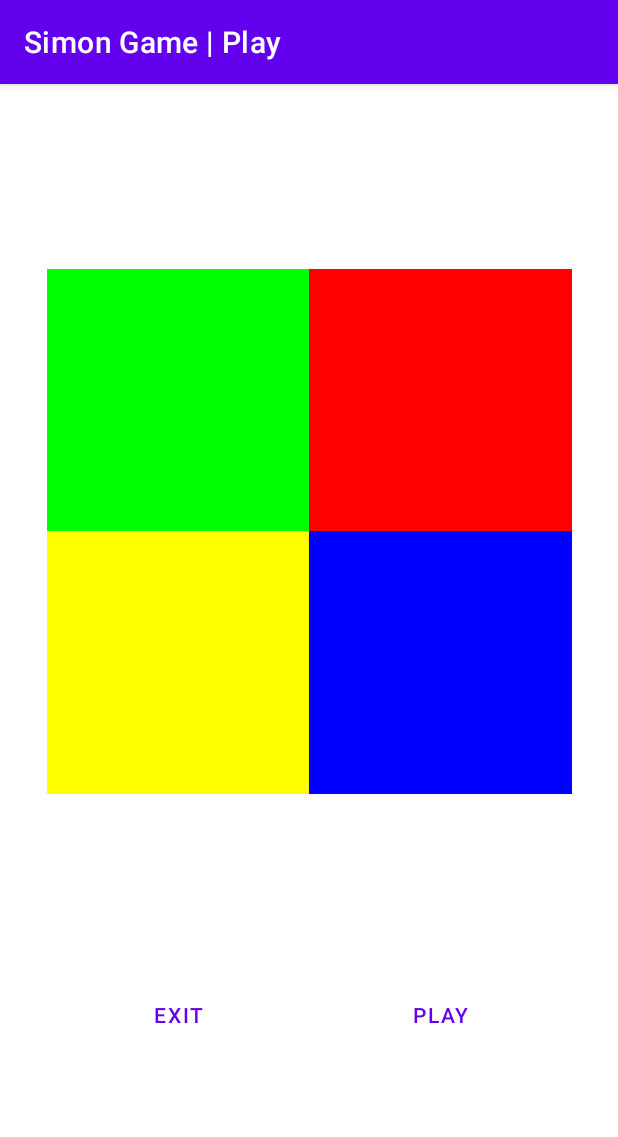
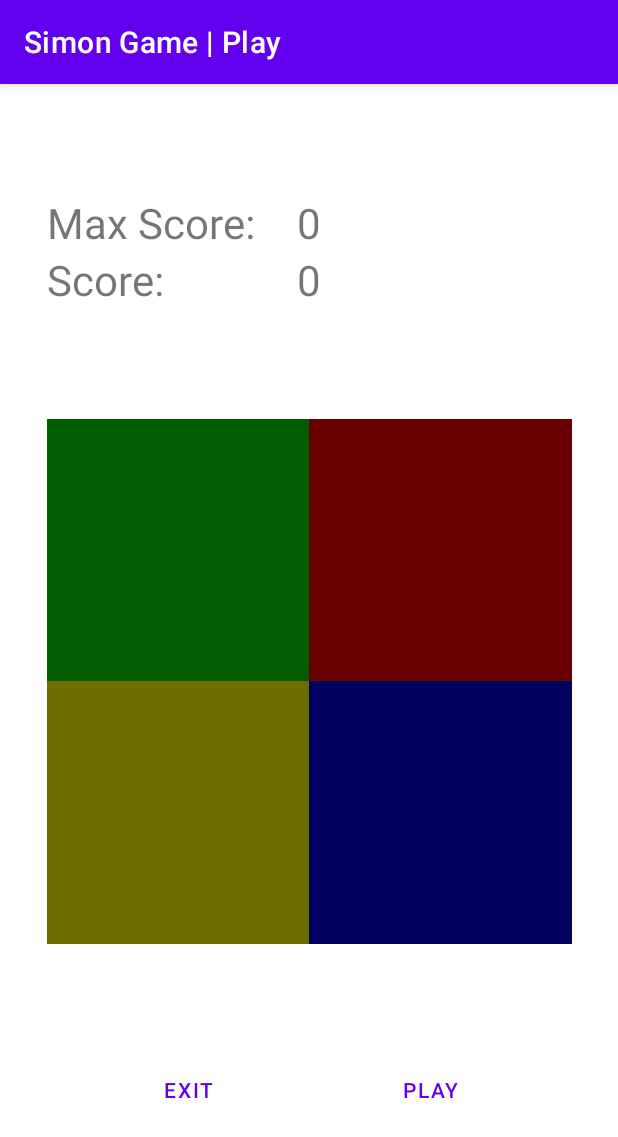
Before and after one commit to elmarchant/m08-uf2-proyecto_android, an Android app: the PlayFragment screen opened through its navigation route, on a phone screen of 412 x 824 dp. Shown: the top 1137 px of the screen. Run offline under Robolectric (Android 15) with nearby library versions, the phone set to English and light mode, and no system bars.

Commit message:
Colores y puntuación

```diff
--- a/app/src/main/java/com/local/marchant/app/ui/PlayFragment.java
+++ b/app/src/main/java/com/local/marchant/app/ui/PlayFragment.java
@@ -16,6 +16,7 @@ import android.view.View;
 import android.view.ViewGroup;
 import android.widget.Button;
 import android.widget.RelativeLayout;
+import android.widget.TextView;
 
 import com.local.marchant.app.R;
 import com.local.marchant.app.view.CanvasView;
@@ -44,6 +45,7 @@ public class PlayFragment extends Fragment {
     private CanvasView cview;
     private boolean clicking = false;
     private int index = 0;
+    private TextView maxScore, score;
 
     // Mediaplay audio de botones
     private MediaPlayer song_green;
@@ -95,6 +97,11 @@ public class PlayFragment extends Fragment {
         nav_exit = (Button) root.findViewById(R.id.nav_exit);
         start_game = (Button) root.findViewById(R.id.start_game);
         cview = (CanvasView) root.findViewById(R.id.canvas);
+        score = (TextView) root.findViewById(R.id.score);
+        maxScore = (TextView) root.findViewById(R.id.max_score);
+
+        score.setText("0");
+        maxScore.setText("0");
 
         nav_exit.setOnClickListener(new View.OnClickListener() {
             @Override
@@ -103,10 +110,10 @@ public class PlayFragment extends Fragment {
             }
         });
 
-        song_green = MediaPlayer.create(getContext(), R.raw.b3);
+        /*song_green = MediaPlayer.create(getContext(), R.raw.b3);
         song_blue = MediaPlayer.create(getContext(), R.raw.e2);
         song_yellow = MediaPlayer.create(getContext(), R.raw.d3);
-        song_red = MediaPlayer.create(getContext(), R.raw.g3);
+        song_red = MediaPlayer.create(getContext(), R.raw.g3);*/
 
         cview.setOnTouchListener(new View.OnTouchListener() {
             @Override
@@ -118,6 +125,9 @@ public class PlayFragment extends Fragment {
                             cview.buttons[index].setActive(false);
 
                             boolean result = game.userAttempt(index);
+
+                            score.setText(String.valueOf(game.getScore()));
+                            maxScore.setText(String.valueOf(game.getMaxScore()));
 
                             if(!result || game.isTail()){
                                 game.setTurn(false);
--- a/app/src/main/java/com/local/marchant/app/view/CanvasView.java
+++ b/app/src/main/java/com/local/marchant/app/view/CanvasView.java
@@ -16,10 +16,10 @@ import com.local.marchant.app.R;
 public class CanvasView extends View {
 
     public SimonButton[] buttons = {
-            new SimonButton(Color.GREEN, Color.BLACK, getContext(), R.raw.b3),
-            new SimonButton(Color.RED, Color.BLACK, getContext(), R.raw.g3),
-            new SimonButton(Color.YELLOW, Color.BLACK, getContext(), R.raw.d3),
-            new SimonButton(Color.BLUE, Color.BLACK, getContext(), R.raw.e2)
+            new SimonButton(0xFF005E00, Color.GREEN, getContext(), R.raw.b3),
+            new SimonButton(0xFF690000, Color.RED, getContext(), R.raw.g3),
+            new SimonButton(0xFF6E6E00, Color.YELLOW, getContext(), R.raw.d3),
+            new SimonButton(0xFF000061, Color.BLUE, getContext(), R.raw.e2)
     };
 
     public boolean isPlaying() {
--- a/app/src/main/java/com/local/marchant/app/view/SimonGame.java
+++ b/app/src/main/java/com/local/marchant/app/view/SimonGame.java
@@ -8,7 +8,7 @@ import java.util.Random;
 
 public class SimonGame {
     private CanvasView canvasView;
-    private int level = 1, score = 0, userIndex = 0;
+    private int level = 1, maxScore = 0, score = 0, userIndex = 0;
     private ArrayList<Integer> repeats = new ArrayList<Integer>();
     private String username;
     private boolean status = true;
@@ -75,9 +75,13 @@ public class SimonGame {
     public boolean userAttempt(int number){
         if(number == repeats.get(userIndex)){
             userIndex++;
+            score++;
+
+            if(score > maxScore) maxScore = score;
             return true;
         }else{
             repeats.clear();
+            score = 0;
             return false;
         }
     }
@@ -90,6 +94,22 @@ public class SimonGame {
 
     public boolean getStatus() {
         return status;
+    }
+
+    public int getMaxScore() {
+        return maxScore;
+    }
+
+    public int getScore() {
+        return score;
+    }
+
+    public void setMaxScore(int maxScore) {
+        this.maxScore = maxScore;
+    }
+
+    public void setScore(int score) {
+        this.score = score;
     }
 
     public void end() {
--- a/app/src/main/res/layout/fragment_play.xml
+++ b/app/src/main/res/layout/fragment_play.xml
@@ -5,6 +5,62 @@
     android:layout_width="match_parent"
     android:layout_height="match_parent"
     tools:context=".ui.PlayFragment">
+
+    <LinearLayout
+        android:id="@+id/linearLayout2"
+        android:layout_width="350dp"
+        android:layout_height="wrap_content"
+        android:orientation="vertical"
+        app:layout_constraintBottom_toTopOf="@+id/canvas"
+        app:layout_constraintEnd_toEndOf="parent"
+        app:layout_constraintHorizontal_bias="0.5"
+        app:layout_constraintStart_toStartOf="parent"
+        app:layout_constraintTop_toTopOf="parent">
+
+        <LinearLayout
+            android:layout_width="match_parent"
+            android:layout_height="wrap_content"
+            android:orientation="horizontal">
+
+            <TextView
+                android:id="@+id/max_score_label"
+                android:layout_width="0dp"
+                android:layout_height="wrap_content"
+                android:layout_weight="1"
+                android:padding="0dp"
+                android:text="@string/max_score"
+                android:textSize="28sp" />
+
+            <TextView
+                android:id="@+id/max_score"
+                android:layout_width="wrap_content"
+                android:layout_height="wrap_content"
+                android:layout_weight="1"
+                android:textSize="28sp" />
+        </LinearLayout>
+
+        <LinearLayout
+            android:layout_width="match_parent"
+            android:layout_height="wrap_content"
+            android:orientation="horizontal">
+
+            <TextView
+                android:id="@+id/score_label"
+                android:layout_width="0dp"
+                android:layout_height="wrap_content"
+                android:layout_weight="1"
+                android:padding="0dp"
+                android:text="@string/score"
+                android:textSize="28sp" />
+
+            <TextView
+                android:id="@+id/score"
+                android:layout_width="wrap_content"
+                android:layout_height="wrap_content"
+                android:layout_weight="1"
+                android:textSize="28sp" />
+        </LinearLayout>
+    </LinearLayout>
 
     <com.local.marchant.app.view.CanvasView
         android:id="@+id/canvas"
@@ -14,13 +70,12 @@
         app:layout_constraintEnd_toEndOf="parent"
         app:layout_constraintHorizontal_bias="0.5"
         app:layout_constraintStart_toStartOf="parent"
-        app:layout_constraintTop_toTopOf="parent" />
+        app:layout_constraintTop_toBottomOf="@+id/linearLayout2" />
 
     <LinearLayout
         android:id="@+id/linearLayout"
-        android:layout_width="350dp"
+        android:layout_width="323dp"
         android:layout_height="wrap_content"
-        android:orientation="horizontal"
         app:layout_constraintBottom_toBottomOf="parent"
         app:layout_constraintEnd_toEndOf="parent"
         app:layout_constraintHorizontal_bias="0.5"
@@ -29,19 +84,19 @@
 
         <Button
             android:id="@+id/nav_exit"
+            style="?android:attr/buttonBarButtonStyle"
             android:layout_width="wrap_content"
             android:layout_height="wrap_content"
             android:layout_weight="1"
-            android:text="@string/exit"
-            style="?android:attr/buttonBarButtonStyle" />
+            android:text="@string/exit" />
 
         <Button
             android:id="@+id/start_game"
+            style="?android:attr/buttonBarButtonStyle"
             android:layout_width="wrap_content"
             android:layout_height="wrap_content"
             android:layout_weight="1"
-            android:text="@string/play"
-            style="?android:attr/buttonBarButtonStyle" />
+            android:text="@string/play" />
     </LinearLayout>
 
 </androidx.constraintlayout.widget.ConstraintLayout>
--- a/app/src/main/res/values/strings.xml
+++ b/app/src/main/res/values/strings.xml
@@ -4,4 +4,6 @@
     <string name="hello_blank_fragment">Hello blank fragment</string>
     <string name="play">Play</string>
     <string name="exit">Exit</string>
+    <string name="score">Score:</string>
+    <string name="max_score">Max Score:</string>
 </resources>
```
